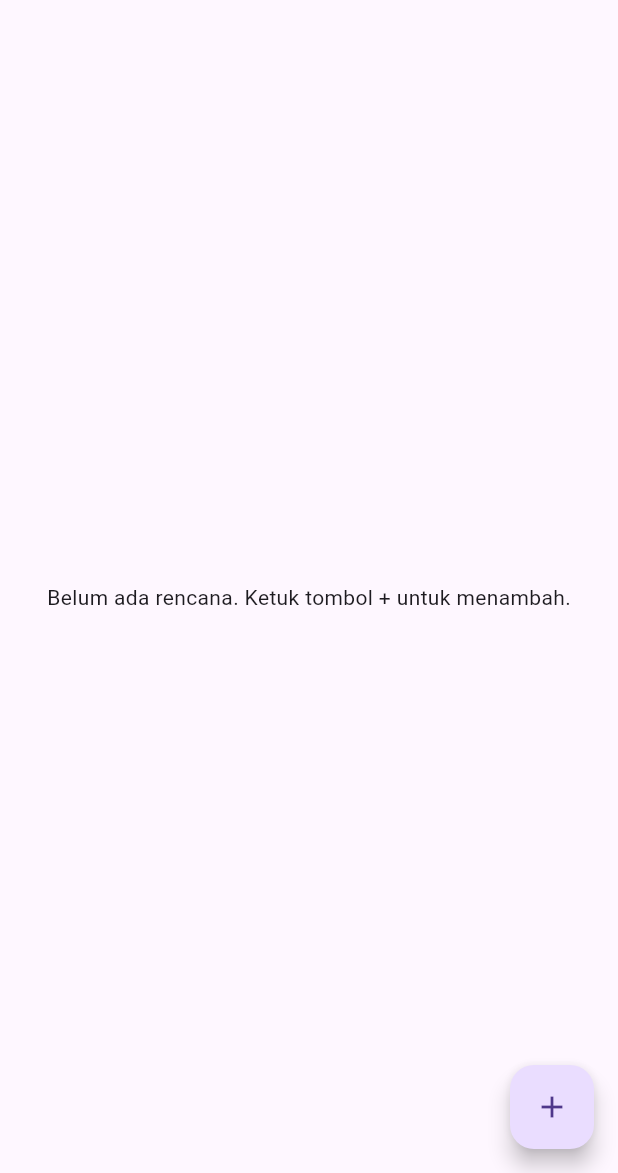
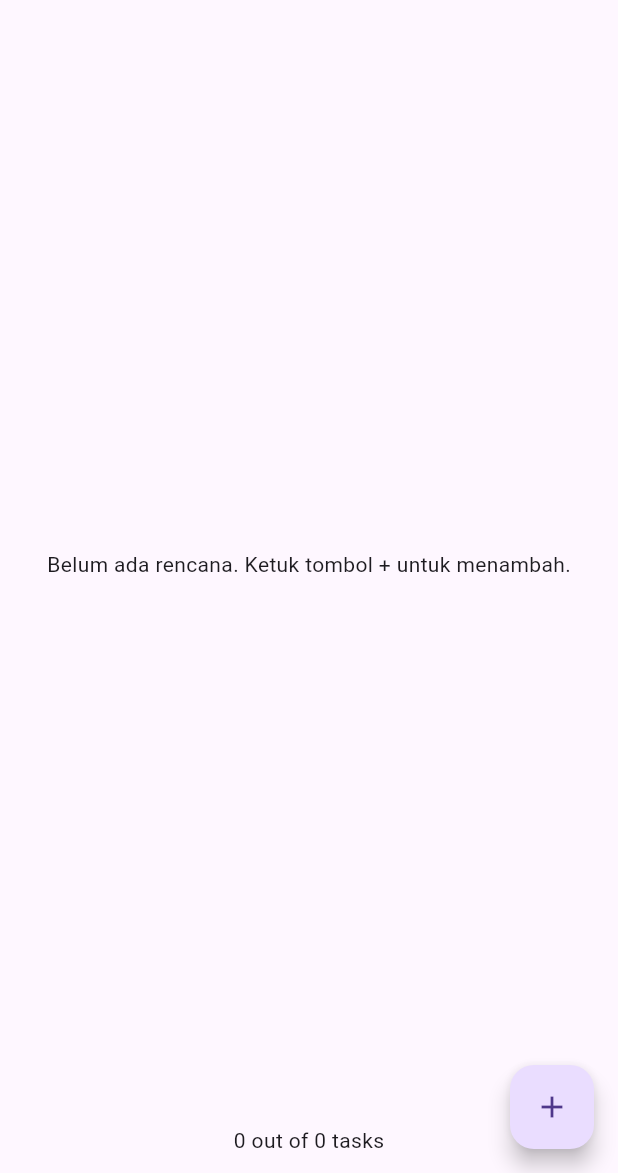
Before and after one commit to aqwenaaa/master_plan, a Flutter app: the screen it shows after launch, after a tap on the "add" icon, after a tap on the "close" icon, on a phone screen of 412 x 824 dp, the part 63-1236 px from its top. Run offline on Flutter 3.47's test engine with Material 3 defaults, Android fonts, the phone set to English and light mode, and no system bars.

Commit message:
Praktikum 1: Dasar State dengan Model-View

```diff
--- a/lib/main.dart
+++ b/lib/main.dart
@@ -1,7 +1,9 @@
 import 'package:flutter/material.dart';
 import './views/plan_screen.dart';
+import './provider/plan_provider.dart';
+import './models/data_layer.dart';
 
-void main() => runApp(MasterPlanApp());
+void main() => runApp(const MasterPlanApp());
 
 class MasterPlanApp extends StatelessWidget {
   const MasterPlanApp({super.key});
@@ -9,8 +11,11 @@ class MasterPlanApp extends StatelessWidget {
   @override
   Widget build(BuildContext context) {
     return MaterialApp(
-     theme: ThemeData(primarySwatch: Colors.purple),
-     home: PlanScreen(),
+      theme: ThemeData(primarySwatch: Colors.purple),
+      home: PlanProvider(
+        notifier: ValueNotifier<Plan>(const Plan()),
+        child: const PlanScreen(),
+      ),
     );
   }
 }
--- a/lib/models/plan.dart
+++ b/lib/models/plan.dart
@@ -5,4 +5,12 @@ class Plan {
   final List<Task> tasks;
 
   const Plan({this.name = '', this.tasks = const []});
+
+  // Praktikum 2 — Langkah 3
+  int get completedCount => tasks
+      .where((task) => task.complete)
+      .length;
+
+  String get completenessMessage =>
+      '$completedCount out of ${tasks.length} tasks';
 }
--- /dev/null
+++ b/lib/provider/plan_provider.dart
@@ -0,0 +1,13 @@
+import 'package:flutter/material.dart';
+import '../models/data_layer.dart';
+
+class PlanProvider extends InheritedNotifier<ValueNotifier<Plan>> {
+  const PlanProvider({super.key, required Widget child, required
+   ValueNotifier<Plan> notifier})
+  : super(child: child, notifier: notifier);
+
+  static ValueNotifier<Plan> of(BuildContext context) {
+   return context.
+    dependOnInheritedWidgetOfExactType<PlanProvider>()!.notifier!;
+  }
+}
--- a/lib/views/plan_screen.dart
+++ b/lib/views/plan_screen.dart
@@ -1,5 +1,7 @@
+// lib/screens/plan_screen.dart
 import 'package:flutter/material.dart';
 import '../models/data_layer.dart';
+import '../provider/plan_provider.dart';
 
 class PlanScreen extends StatefulWidget {
   const PlanScreen({super.key});
@@ -9,10 +11,7 @@ class PlanScreen extends StatefulWidget {
 }
 
 class _PlanScreenState extends State<PlanScreen> {
-  // Langkah 6: state utama
-  Plan plan = const Plan();
-
-  // Langkah 10: ScrollController (tanpa listener unfocus otomatis)
+  // Langkah 10: ScrollController (boleh tanpa listener unfocus)
   late final ScrollController scrollController;
 
   @override
@@ -23,39 +22,54 @@ class _PlanScreenState extends State<PlanScreen> {
 
   @override
   Widget build(BuildContext context) {
+    final planNotifier = PlanProvider.of(context);
+
     return Scaffold(
-      // Ganti dengan nama panggilan Anda
       appBar: AppBar(title: const Text('Master Plan Aqueena Regita')),
-      body: _buildList(),
-      floatingActionButton: _buildAddTaskButton(),
+      // Langkah 8: ValueListenableBuilder membangun UI dari plan terkini
+      body: ValueListenableBuilder<Plan>(
+        valueListenable: planNotifier,
+        builder: (context, plan, child) {
+          return Column(
+            children: [
+              Expanded(child: _buildList(plan)), // Langkah 7
+              SafeArea( // Langkah 9
+                child: Padding(
+                  padding: const EdgeInsets.all(12.0),
+                  child: Text(plan.completenessMessage),
+                ),
+              ),
+            ],
+          );
+        },
+      ),
+      floatingActionButton: _buildAddTaskButton(context), // Langkah 5
     );
   }
 
-  // Langkah 7: tombol tambah task
-  Widget _buildAddTaskButton() {
+  // Langkah 5: pakai provider untuk menambah Task
+  Widget _buildAddTaskButton(BuildContext context) {
+    final planNotifier = PlanProvider.of(context);
     return FloatingActionButton(
       child: const Icon(Icons.add),
       onPressed: () {
-        setState(() {
-          plan = Plan(
-            name: plan.name,
-            tasks: List<Task>.from(plan.tasks)..add(const Task()),
-          );
-        });
+        final current = planNotifier.value;
+        planNotifier.value = Plan(
+          name: current.name,
+          tasks: List<Task>.from(current.tasks)..add(const Task()),
+        );
       },
     );
   }
 
-  // Langkah 8 + 12: ListView dengan controller & keyboardDismissBehavior
-  Widget _buildList() {
+  // Langkah 7: _buildList menerima Plan
+  Widget _buildList(Plan plan) {
     if (plan.tasks.isEmpty) {
       return const Center(
         child: Text('Belum ada rencana. Ketuk tombol + untuk menambah.'),
       );
     }
 
-    // Jika ingin paksa tutup keyboard saat user benar-benar drag,
-    // bisa dibalut NotificationListener<UserScrollNotification>.
     return ListView.builder(
       controller: scrollController,
       keyboardDismissBehavior:
@@ -66,27 +80,27 @@ class _PlanScreenState extends State<PlanScreen> {
       itemCount: plan.tasks.length,
       itemBuilder: (context, index) {
         final task = plan.tasks[index];
-        return _buildTaskTile(task, index);
+        return _buildTaskTile(task, index, context); // Langkah 6
       },
     );
   }
 
-  // Langkah 9: setiap baris task dapat diedit & dicentang
-  Widget _buildTaskTile(Task task, int index) {
-    // KEY HARUS STABIL — jangan masukkan description/complete
-    final fieldKey = ValueKey('task-field-$index');
+  // Langkah 6: setiap baris task dimutasi via provider
+  Widget _buildTaskTile(Task task, int index, BuildContext context) {
+    final planNotifier = PlanProvider.of(context);
+    final fieldKey = ValueKey('task-field-$index'); // key stabil
 
     return ListTile(
       leading: Checkbox(
         value: task.complete,
         onChanged: (checked) {
-          _updateTaskAt(
-            index,
-            Task(
-              description: task.description,
-              complete: checked ?? false,
-            ),
+          final current = planNotifier.value;
+          final newTasks = List<Task>.from(current.tasks);
+          newTasks[index] = Task(
+            description: task.description,
+            complete: checked ?? false,
           );
+          planNotifier.value = Plan(name: current.name, tasks: newTasks);
         },
       ),
       title: TextFormField(
@@ -101,40 +115,27 @@ class _PlanScreenState extends State<PlanScreen> {
           color: task.complete ? Colors.grey : null,
         ),
         onChanged: (text) {
-          _updateTaskAt(
-            index,
-            Task(
-              description: text,
-              complete: task.complete,
-            ),
+          final current = planNotifier.value;
+          final newTasks = List<Task>.from(current.tasks);
+          newTasks[index] = Task(
+            description: text,
+            complete: task.complete,
           );
+          planNotifier.value = Plan(name: current.name, tasks: newTasks);
         },
       ),
       trailing: IconButton(
         tooltip: 'Hapus',
         icon: const Icon(Icons.close),
-        onPressed: () => _removeTaskAt(index),
+        onPressed: () {
+          final current = planNotifier.value;
+          final newTasks = List<Task>.from(current.tasks)..removeAt(index);
+          planNotifier.value = Plan(name: current.name, tasks: newTasks);
+        },
       ),
     );
   }
 
-  // Helper immutable update
-  void _updateTaskAt(int index, Task newTask) {
-    setState(() {
-      final newTasks = List<Task>.from(plan.tasks);
-      newTasks[index] = newTask;
-      plan = Plan(name: plan.name, tasks: newTasks);
-    });
-  }
-
-  void _removeTaskAt(int index) {
-    setState(() {
-      final newTasks = List<Task>.from(plan.tasks)..removeAt(index);
-      plan = Plan(name: plan.name, tasks: newTasks);
-    });
-  }
-
-  // Langkah 13: bebaskan controller
   @override
   void dispose() {
     scrollController.dispose();
```
Also changed, not shown: images/praktikum1-2.png (added), images/praktikum1-3.png (added), images/praktikum1-4.png (added), images/praktikum1.gif (added), images/praktikum1.png (added).
